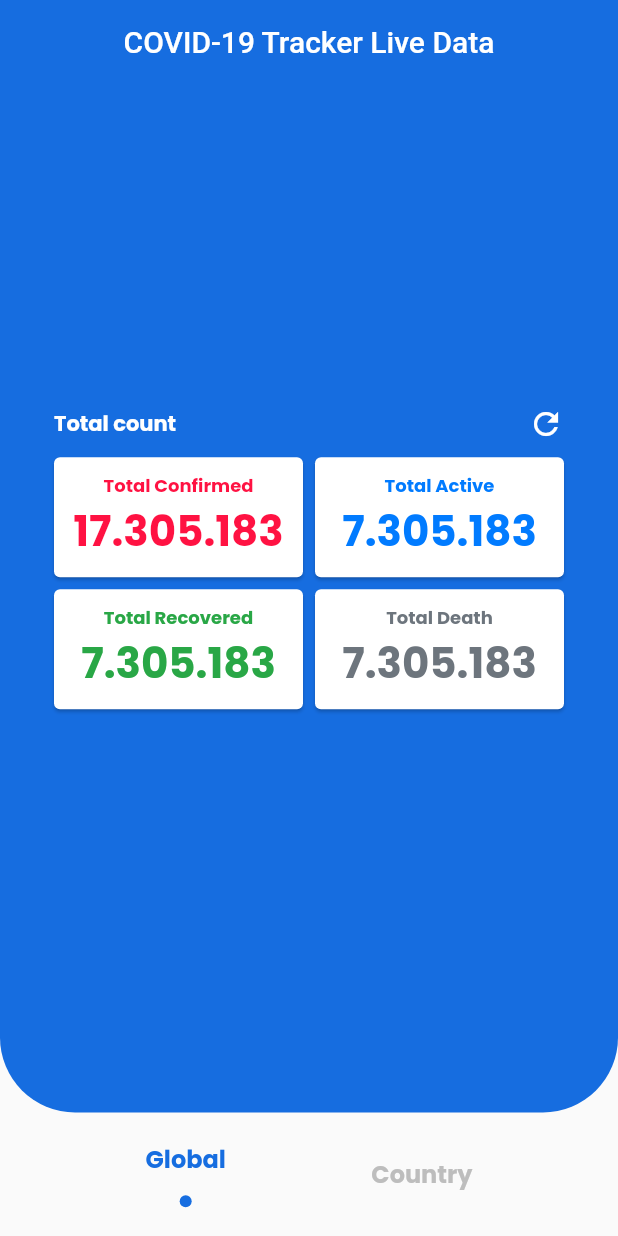
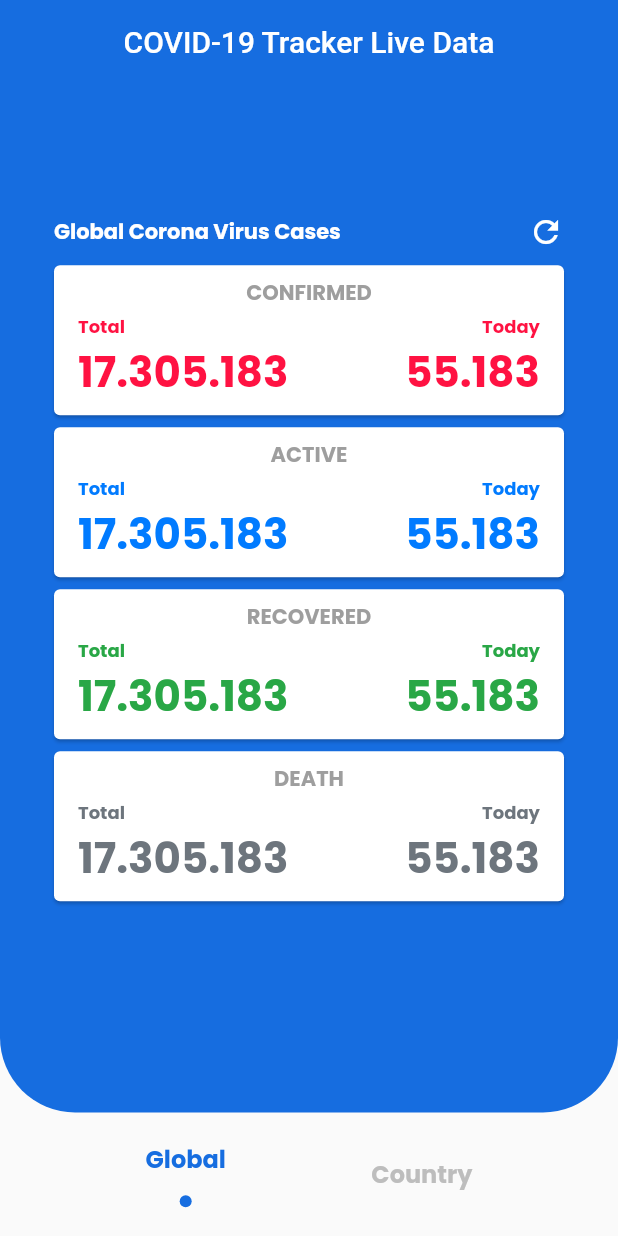
Before and after one commit to gerfagerfa/covid_19_live_tracker, a Flutter app: the screen it shows after launch, on a phone screen of 412 x 824 dp. Run offline on Flutter 3.47's test engine with Material 2 defaults, Android fonts, the phone set to English and light mode, and no system bars; our stand-ins replace google_fonts.

Commit message:
changing the final design

```diff
--- a/lib/ui/global.dart
+++ b/lib/ui/global.dart
@@ -19,7 +19,7 @@ class _GlobalState extends State<Global> {
             children: <Widget>[
 
               Text(
-                "Total count",
+                "Global Corona Virus Cases",
                 style: TextStyle(
                   color: Colors.white,
                   fontWeight: FontWeight.bold,
@@ -41,50 +41,122 @@ class _GlobalState extends State<Global> {
           ),
         ),
 
-        Row(
-          mainAxisAlignment: MainAxisAlignment.spaceEvenly,
-          children: <Widget>[
-
         buildCard(
-              "Total Confirmed",
+          "CONFIRMED",
           "17.305.183",
+          "55.183",
           Color(0xFFFF1242)
         ),
 
         buildCard(
-              "Total Active",
-              "7.305.183",
+          "ACTIVE",
+          "17.305.183",
+          "55.183",
           Color(0xFF017BFF)
         ),
 
-          ],
-        ),
-
-        Row(
-          mainAxisAlignment: MainAxisAlignment.spaceEvenly,
-          children: <Widget>[
-
         buildCard(
-              "Total Recovered",
-              "7.305.183",
+          "RECOVERED",
+          "17.305.183",
+          "55.183",
           Color(0xFF29A746)
         ),
 
         buildCard(
-              "Total Death",
-              "7.305.183",
+          "DEATH",
+          "17.305.183",
+          "55.183",
           Color(0xFF6D757D)
-            ),
-
-          ],
         ),
 
       ],
     );
   }
 
-  Widget buildCard(String title, String count, Color color){
-    return Expanded(
+  Widget buildCard(String title, String totalCount, String todayCount, Color color){
+    return Card(
+      elevation: 1,
+      child: Container(
+        height: 100,
+        padding: EdgeInsets.symmetric(horizontal: 16, vertical: 8),
+        child: Column(
+          children: <Widget>[
+
+            Text(
+              title,
+              style: TextStyle(
+                color: Colors.grey,
+                fontWeight: FontWeight.bold,
+                fontSize: 14,
+              ),
+            ),
+
+            Expanded(
+              child: Container(),
+            ),
+
+            Row(
+              mainAxisAlignment: MainAxisAlignment.spaceBetween,
+              children: <Widget>[
+
+                Column(
+                  crossAxisAlignment: CrossAxisAlignment.start,
+                  children: <Widget>[
+
+                    Text(
+                      "Total",
+                      style: TextStyle(
+                        color: color,
+                        fontWeight: FontWeight.bold,
+                        fontSize: 12,
+                      ),
+                    ),
+
+                    Text(
+                      totalCount,
+                      style: TextStyle(
+                        color: color,
+                        fontWeight: FontWeight.bold,
+                        fontSize: 28,
+                      ),
+                    ),
+
+                  ],
+                ),
+
+                Column(
+                  crossAxisAlignment: CrossAxisAlignment.end,
+                  children: <Widget>[
+
+                    Text(
+                      "Today",
+                      style: TextStyle(
+                        color: color,
+                        fontWeight: FontWeight.bold,
+                        fontSize: 12,
+                      ),
+                    ),
+
+                    Text(
+                      todayCount,
+                      style: TextStyle(
+                        color: color,
+                        fontWeight: FontWeight.bold,
+                        fontSize: 28,
+                      ),
+                    ),
+
+                  ],
+                ),
+
+
+              ],
+            ),
+          ],
+        ),
+      ),
+    );
+    /*return Expanded(
       child: Card(
         elevation: 1,
         child: Container(
@@ -115,7 +187,7 @@ class _GlobalState extends State<Global> {
           ),
         ),
       ),
-    );
+    );*/
   }
 
 }
```
Lines whose indentation alone changed are shown as unchanged.
